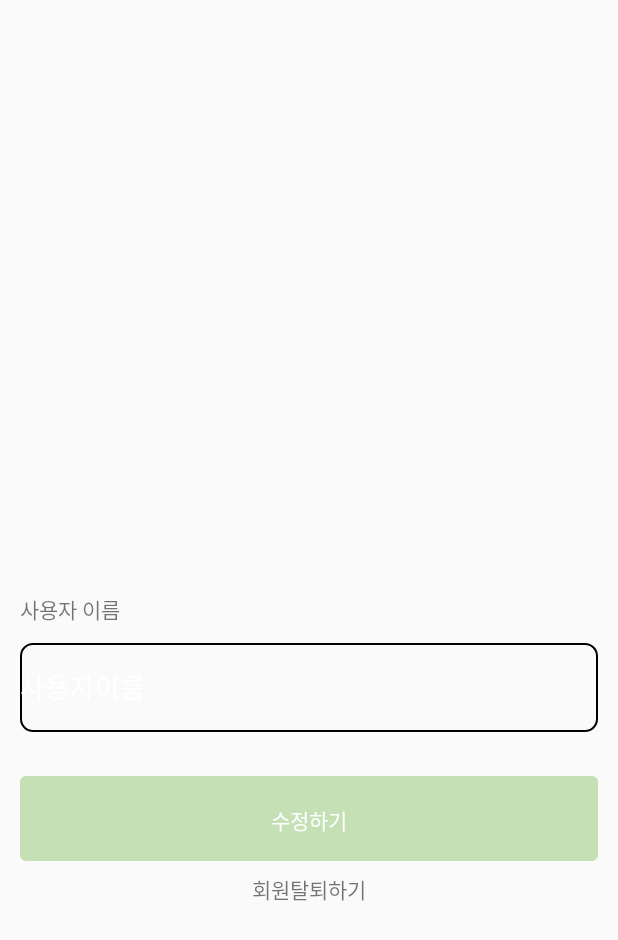
After one commit to Team-Traveler/Frontend_Android, an Android app: the EditProfile screen opened directly, with no data from a screen before it, on a phone screen of 412 x 824 dp. The commit adds this screen. Shown: the top 940 px of the screen. Run offline under Robolectric (Android 15) with nearby library versions, the phone set to English and light mode, and no system bars.

```diff
--- a/app/src/main/AndroidManifest.xml
+++ b/app/src/main/AndroidManifest.xml
@@ -12,6 +12,9 @@
         android:supportsRtl="true"
         android:theme="@style/Theme.Traveler"
         tools:targetApi="31">
+        <activity
+            android:name=".EditProfile"
+            android:exported="false" />
         <activity
             android:name=".DetailActivity"
             android:exported="false" />
--- /dev/null
+++ b/app/src/main/java/com/example/traveler/ChildData.kt
@@ -0,0 +1,6 @@
+package com.example.traveler
+
+data class ChildData (
+    val number: Int,
+    val spot:String
+    )
--- /dev/null
+++ b/app/src/main/java/com/example/traveler/EditProfile.kt
@@ -0,0 +1,14 @@
+package com.example.traveler
+
+import androidx.appcompat.app.AppCompatActivity
+import android.os.Bundle
+
+class EditProfile : AppCompatActivity() {
+    override fun onCreate(savedInstanceState: Bundle?) {
+        super.onCreate(savedInstanceState)
+        setContentView(R.layout.activity_edit_profile)
+
+
+
+    }
+}
--- a/app/src/main/java/com/example/traveler/SecondActivity.kt
+++ b/app/src/main/java/com/example/traveler/SecondActivity.kt
@@ -107,13 +107,9 @@ class SecondActivity : AppCompatActivity() {
 
 
 
-//        val resultIntent=Intent()
         setResult(RESULT_OK,resulIntent)
         finish()
-        //getResultText.launch(intent)
-        //setResult(RESULT_OK,intent)
-        //finish()
-        //startActivity(intent)
+
     }
 
 
--- /dev/null
+++ b/app/src/main/res/drawable/edit_text_border.xml
@@ -0,0 +1,10 @@
+<shape xmlns:android="http://schemas.android.com/apk/res/android">
+    <solid android:color="@android:color/transparent" /> <!-- EditText의 배경을 투명하게 설정 -->
+    <stroke
+    android:width="1dp"
+    android:color="#000000" />
+    <!-- 테두리 색상을 원하는 색으로 설정 -->
+    <corners
+        android:radius="8dp" />
+    <!-- 테두리의 둥글기를 조절하려면 값 수정 -->
+</shape>
--- /dev/null
+++ b/app/src/main/res/layout/activity_edit_profile.xml
@@ -0,0 +1,71 @@
+<?xml version="1.0" encoding="utf-8"?>
+<androidx.constraintlayout.widget.ConstraintLayout xmlns:android="http://schemas.android.com/apk/res/android"
+    xmlns:app="http://schemas.android.com/apk/res-auto"
+    xmlns:tools="http://schemas.android.com/tools"
+    android:layout_width="match_parent"
+    android:layout_height="match_parent"
+    tools:context=".EditProfile">
+
+
+    <TextView
+        android:id="@+id/usernametxt"
+        android:layout_width="wrap_content"
+        android:layout_height="wrap_content"
+        android:layout_marginStart="20px"
+        android:layout_marginEnd="343dp"
+        android:layout_marginBottom="12dp"
+        android:text="사용자 이름"
+        app:layout_constraintBottom_toTopOf="@+id/username"
+        app:layout_constraintEnd_toEndOf="parent"
+        app:layout_constraintHorizontal_bias="0.0"
+        app:layout_constraintStart_toStartOf="parent" />
+
+    <android.widget.EditText
+        android:id="@+id/username"
+        android:layout_width="0dp"
+        android:layout_height="59dp"
+
+        android:layout_marginLeft="20px"
+        android:layout_marginRight="20px"
+        android:layout_marginBottom="56dp"
+        android:background="@drawable/edit_text_border"
+        android:text="사용자이름"
+        android:textColor="@color/white"
+        app:layout_constraintBottom_toBottomOf="parent"
+        app:layout_constraintEnd_toEndOf="parent"
+        app:layout_constraintHorizontal_bias="0.533"
+        app:layout_constraintStart_toStartOf="parent"
+        app:layout_constraintTop_toTopOf="parent"
+        app:layout_constraintVertical_bias="0.605" />
+
+    <android.widget.Button
+        android:id="@+id/button"
+        android:layout_width="0dp"
+        android:layout_height="59dp"
+        android:layout_marginBottom="56dp"
+        android:background="@drawable/button"
+        android:layout_marginLeft="20px"
+        android:layout_marginRight="20px"
+        android:text="수정하기"
+        android:textColor="@color/white"
+        app:layout_constraintBottom_toBottomOf="parent"
+        app:layout_constraintEnd_toEndOf="parent"
+        app:layout_constraintHorizontal_bias="0.5"
+        app:layout_constraintStart_toStartOf="parent"
+        app:layout_constraintTop_toTopOf="parent"
+        app:layout_constraintVertical_bias="0.73" />
+
+    <TextView
+        android:layout_width="match_parent"
+        android:layout_height="wrap_content"
+        android:gravity="center"
+        android:text="회원탈퇴하기"
+        app:layout_constraintBottom_toBottomOf="parent"
+        app:layout_constraintEnd_toEndOf="parent"
+        app:layout_constraintHorizontal_bias="0.0"
+        app:layout_constraintStart_toStartOf="parent"
+        app:layout_constraintTop_toTopOf="@+id/button"
+        app:layout_constraintVertical_bias="0.226" />
+
+
+</androidx.constraintlayout.widget.ConstraintLayout>
--- a/app/src/main/res/layout/activity_main.xml
+++ b/app/src/main/res/layout/activity_main.xml
@@ -133,7 +133,7 @@
             app:layout_constraintVertical_bias="0.0" />
 
         <TextView
-            android:id="@+id/textView2"
+            android:id="@+id/editProfile"
             android:layout_width="wrap_content"
             android:layout_height="wrap_content"
             android:layout_marginTop="4dp"
@@ -183,7 +183,7 @@
                 android:layout_marginTop="4dp"
                 app:layout_constraintBottom_toBottomOf="parent"
                 app:layout_constraintEnd_toEndOf="parent"
-                app:layout_constraintHorizontal_bias="0.0"
+                app:layout_constraintHorizontal_bias="1.0"
                 app:layout_constraintStart_toStartOf="parent"
                 app:layout_constraintTop_toBottomOf="@+id/textView4"
                 tools:listitem="@layout/item_recycler" />
```
Also changed, not shown: app/src/main/java/com/example/traveler/ChildAdapter.kt (added, +45 -0 lines), app/src/main/java/com/example/traveler/DetailActivity.kt (+34 -3 lines), app/src/main/java/com/example/traveler/MainActivity.kt (+23 -19 lines), app/src/main/java/com/example/traveler/MyAdapter.kt (+33 -21 lines), app/src/main/java/com/example/traveler/ParentAdapter.kt (added, +48 -0 lines), app/src/main/java/com/example/traveler/ParentData.kt (added, +8 -0 lines), app/src/main/res/layout/activity_detail.xml (+3 -5 lines), app/src/main/res/layout/item_child_recycler.xml (+6 -6 lines), app/src/main/res/layout/item_travel_recycler.xml (+6 -10 lines).
